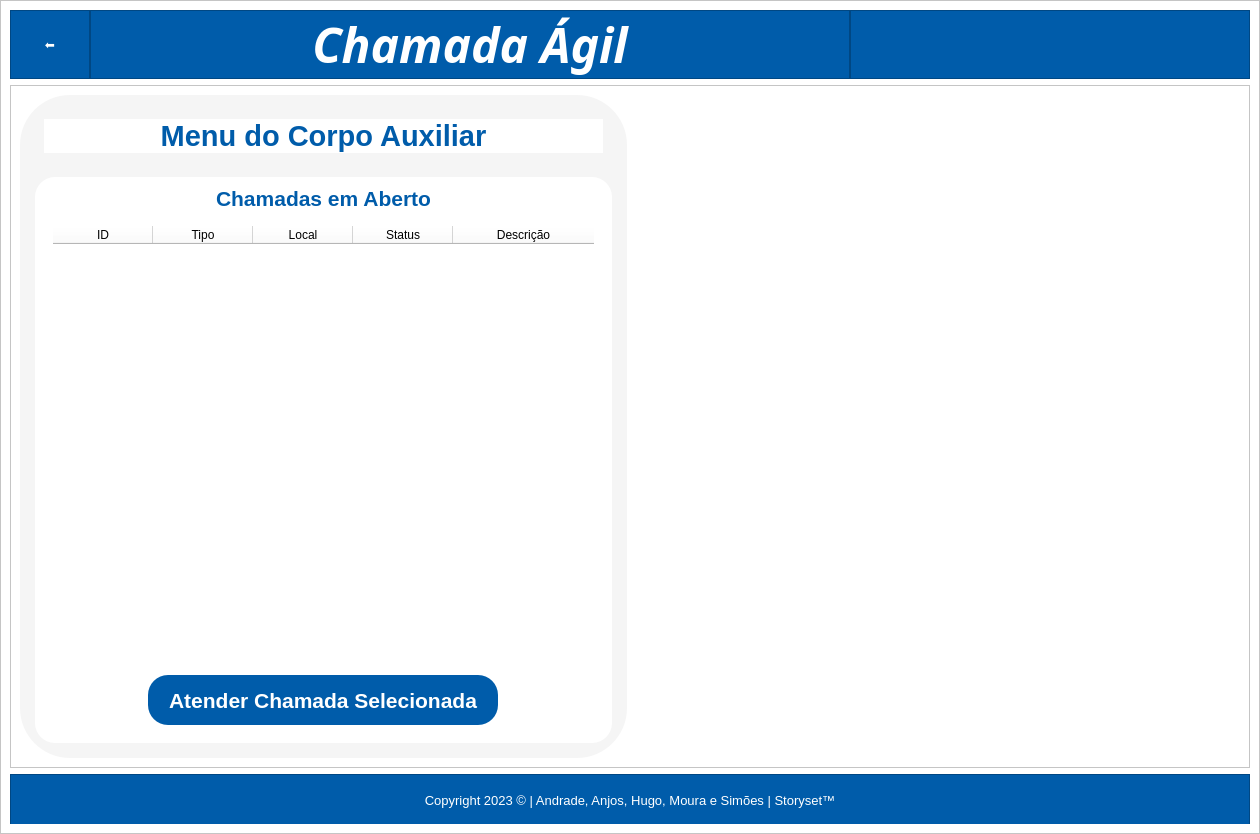
This is view/telaCorpoAux.ui in DiegoSMAnjos/SENAI-TDS-TCC-Chamada-Agil as Qt 5 draws it before an edit. The edited form follows.
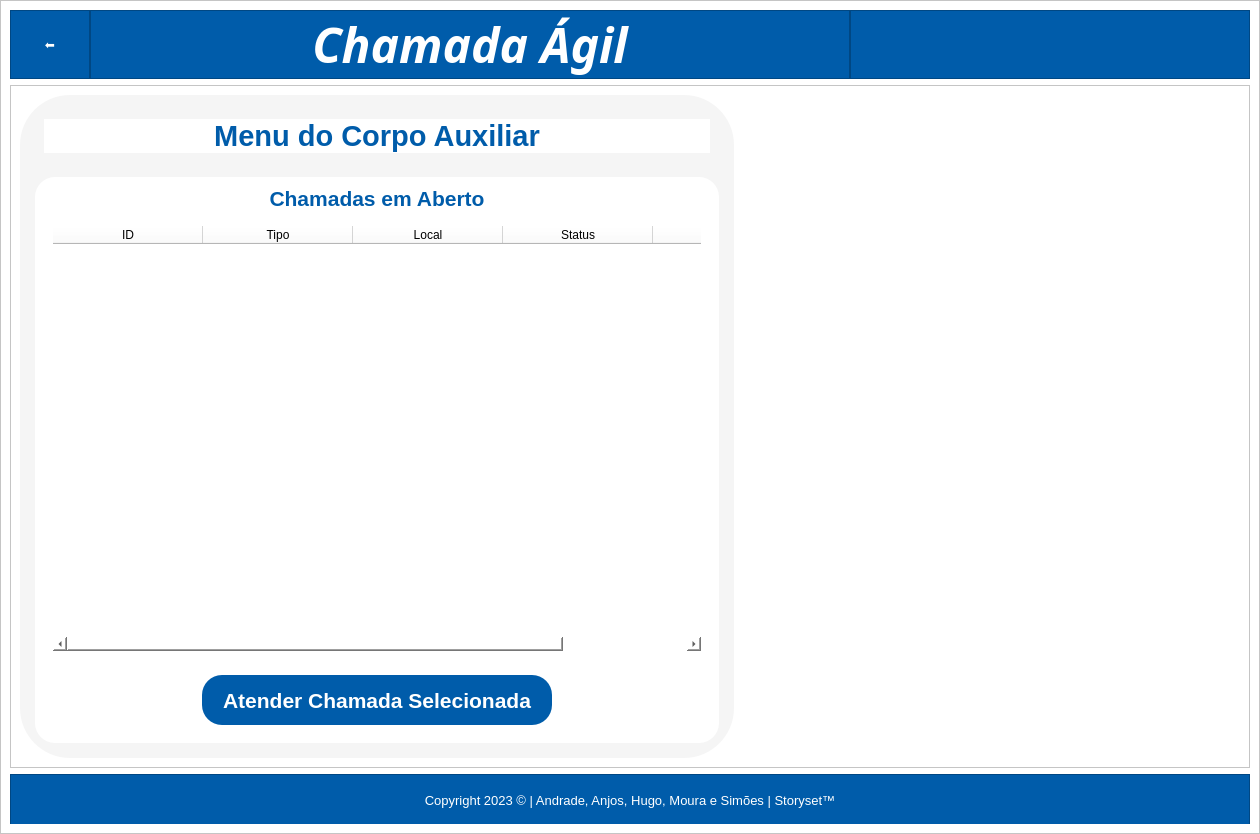
This is the edited form. Icons and pictures are not drawn.

```diff
--- a/view/telaCorpoAux.ui
+++ b/view/telaCorpoAux.ui
@@ -478,12 +478,18 @@
                        <pointsize>12</pointsize>
                       </font>
                      </property>
+                     <property name="sizeAdjustPolicy">
+                      <enum>QAbstractScrollArea::AdjustToContents</enum>
+                     </property>
                      <property name="alternatingRowColors">
                       <bool>false</bool>
                      </property>
                      <property name="selectionBehavior">
                       <enum>QAbstractItemView::SelectRows</enum>
                      </property>
+                     <property name="showGrid">
+                      <bool>true</bool>
+                     </property>
                      <property name="gridStyle">
                       <enum>Qt::SolidLine</enum>
                      </property>
@@ -496,6 +502,9 @@
                      <attribute name="horizontalHeaderCascadingSectionResizes">
                       <bool>true</bool>
                      </attribute>
+                     <attribute name="horizontalHeaderMinimumSectionSize">
+                      <number>150</number>
+                     </attribute>
                      <attribute name="horizontalHeaderStretchLastSection">
                       <bool>true</bool>
                      </attribute>
```
Left out of the diff: 3 changed lines with no effect on the pictures.
